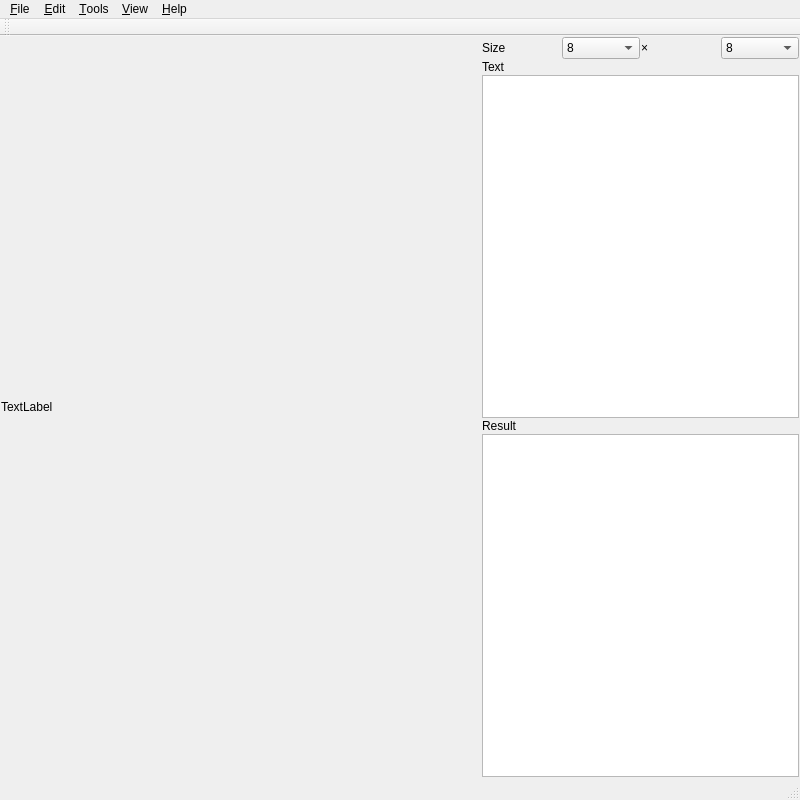
hex55/Dot_matrix_font, file src/mainwindow.ui: the form before one commit.
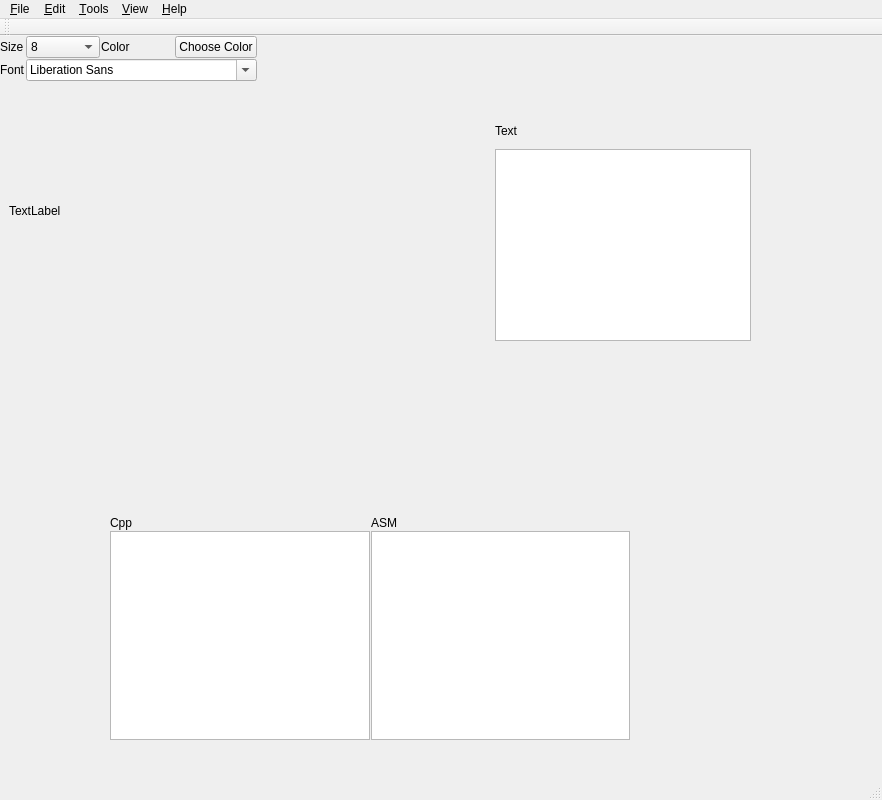
The form after the commit. Icons and pictures are not drawn.

Commit message: 调整界面组件

```diff
--- a/src/mainwindow.ui
+++ b/src/mainwindow.ui
@@ -6,7 +6,7 @@
    <rect>
     <x>0</x>
     <y>0</y>
-    <width>800</width>
+    <width>882</width>
     <height>800</height>
    </rect>
   </property>
@@ -20,164 +20,160 @@
    <string>MainWindow</string>
   </property>
   <widget class="QWidget" name="centralwidget">
-   <layout class="QGridLayout" name="layoutGWidget">
-    <property name="leftMargin">
-     <number>1</number>
+   <widget class="QLabel" name="labelDisplay">
+    <property name="geometry">
+     <rect>
+      <x>9</x>
+      <y>9</y>
+      <width>411</width>
+      <height>331</height>
+     </rect>
     </property>
-    <property name="topMargin">
-     <number>1</number>
-    </property>
-    <property name="rightMargin">
-     <number>1</number>
-    </property>
-    <property name="bottomMargin">
-     <number>1</number>
-    </property>
-    <property name="spacing">
-     <number>1</number>
-    </property>
-    <item row="0" column="0" rowspan="2">
-     <widget class="QLabel" name="labelFont">
       <property name="minimumSize">
        <size>
-        <width>480</width>
-        <height>480</height>
-       </size>
-      </property>
-      <property name="maximumSize">
-       <size>
-        <width>480</width>
-        <height>480</height>
+      <width>0</width>
+      <height>0</height>
        </size>
       </property>
       <property name="text">
        <string>TextLabel</string>
       </property>
      </widget>
-    </item>
-    <item row="0" column="1">
-     <layout class="QHBoxLayout" name="layoutHSize">
+   <widget class="QWidget" name="">
+    <layout class="QGridLayout" name="gridLayout">
       <property name="spacing">
        <number>1</number>
       </property>
+     <item row="0" column="1">
+      <widget class="QComboBox" name="comboBoxW">
+       <property name="currentText">
+        <string>32</string>
+       </property>
       <item>
+        <property name="text">
+         <string>8</string>
+        </property>
+       </item>
+       <item>
+        <property name="text">
+         <string>16</string>
+        </property>
+       </item>
+       <item>
+        <property name="text">
+         <string>32</string>
+        </property>
+       </item>
+       <item>
+        <property name="text">
+         <string>64</string>
+        </property>
+       </item>
+       <item>
+        <property name="text">
+         <string>128</string>
+        </property>
+       </item>
+      </widget>
+     </item>
+     <item row="1" column="0">
+      <widget class="QLabel" name="labelFont">
+       <property name="text">
+        <string>Font</string>
+       </property>
+      </widget>
+     </item>
+     <item row="1" column="1" colspan="3">
+      <widget class="QFontComboBox" name="comboBoxFont"/>
+     </item>
+     <item row="0" column="0">
        <widget class="QLabel" name="labelSize">
         <property name="text">
          <string>Size</string>
         </property>
        </widget>
       </item>
-      <item>
-       <widget class="QComboBox" name="comboBoxW">
-        <property name="currentText">
-         <string>32</string>
-        </property>
-        <item>
+     <item row="0" column="2">
+      <widget class="QLabel" name="labelColor">
          <property name="text">
-          <string>8</string>
-         </property>
-        </item>
-        <item>
-         <property name="text">
-          <string>16</string>
-         </property>
-        </item>
-        <item>
-         <property name="text">
-          <string>32</string>
-         </property>
-        </item>
-        <item>
-         <property name="text">
-          <string>64</string>
-         </property>
-        </item>
-        <item>
-         <property name="text">
-          <string>128</string>
-         </property>
-        </item>
-       </widget>
-      </item>
-      <item>
-       <widget class="QLabel" name="labelMulti">
+        <string>Color</string>
+       </property>
+      </widget>
+     </item>
+     <item row="0" column="3">
+      <widget class="QPushButton" name="buttonChooseColor">
         <property name="text">
-         <string>×</string>
+        <string>Choose Color</string>
         </property>
        </widget>
       </item>
-      <item>
-       <widget class="QComboBox" name="comboBoxH">
-        <property name="editable">
-         <bool>false</bool>
-        </property>
-        <property name="currentText">
-         <string>32</string>
-        </property>
-        <item>
-         <property name="text">
-          <string>8</string>
-         </property>
-        </item>
-        <item>
-         <property name="text">
-          <string>16</string>
-         </property>
-        </item>
-        <item>
-         <property name="text">
-          <string>32</string>
-         </property>
-        </item>
-        <item>
-         <property name="text">
-          <string>64</string>
-         </property>
-        </item>
-        <item>
-         <property name="text">
-          <string>128</string>
-         </property>
-        </item>
-       </widget>
-      </item>
-     </layout>
-    </item>
-    <item row="1" column="1">
-     <layout class="QVBoxLayout" name="layoutVText">
-      <property name="spacing">
-       <number>1</number>
-      </property>
-      <item>
+    </layout>
+   </widget>
        <widget class="QLabel" name="labelText">
+    <property name="geometry">
+     <rect>
+      <x>495</x>
+      <y>83</y>
+      <width>251</width>
+      <height>24</height>
+     </rect>
+    </property>
         <property name="text">
          <string>Text</string>
         </property>
        </widget>
-      </item>
-      <item>
-       <widget class="QPlainTextEdit" name="textText"/>
-      </item>
-      <item>
-       <widget class="QLabel" name="labelResult">
+   <widget class="QPlainTextEdit" name="textText">
+    <property name="geometry">
+     <rect>
+      <x>495</x>
+      <y>113</y>
+      <width>256</width>
+      <height>192</height>
+     </rect>
+    </property>
+   </widget>
+   <widget class="QWidget" name="">
+    <property name="geometry">
+     <rect>
+      <x>110</x>
+      <y>480</y>
+      <width>520</width>
+      <height>224</height>
+     </rect>
+    </property>
+    <layout class="QGridLayout" name="layoutGResult">
+     <property name="spacing">
+      <number>1</number>
+     </property>
+     <item row="0" column="0">
+      <widget class="QLabel" name="label">
+       <property name="text">
+        <string>Cpp</string>
+       </property>
+      </widget>
+     </item>
+     <item row="0" column="1">
+      <widget class="QLabel" name="label_2">
         <property name="text">
-         <string>Result</string>
+        <string>ASM</string>
         </property>
        </widget>
       </item>
-      <item>
-       <widget class="QPlainTextEdit" name="textResult"/>
-      </item>
-     </layout>
-    </item>
-   </layout>
+     <item row="1" column="0">
+      <widget class="QPlainTextEdit" name="textResultCpp"/>
+     </item>
+     <item row="1" column="1">
+      <widget class="QPlainTextEdit" name="textResultASM"/>
+     </item>
+    </layout>
+   </widget>
   </widget>
   <widget class="QMenuBar" name="menubar">
    <property name="geometry">
     <rect>
      <x>0</x>
      <y>0</y>
-     <width>800</width>
+     <width>882</width>
      <height>29</height>
     </rect>
    </property>
```
Lines whose indentation alone changed are shown as unchanged.
